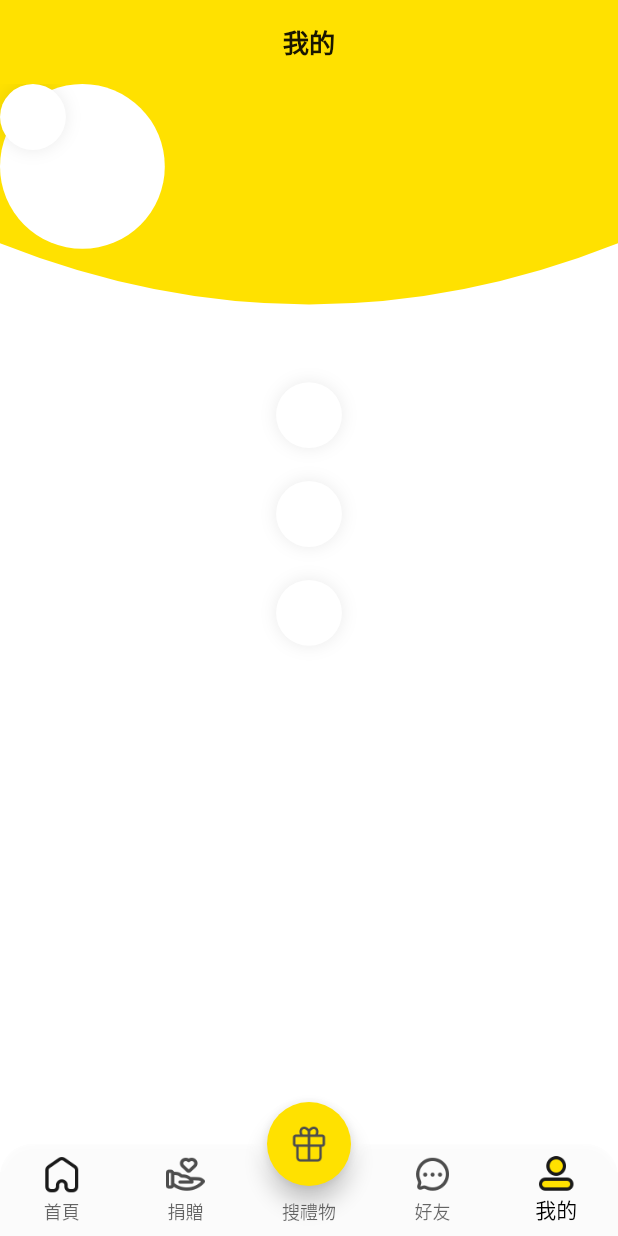
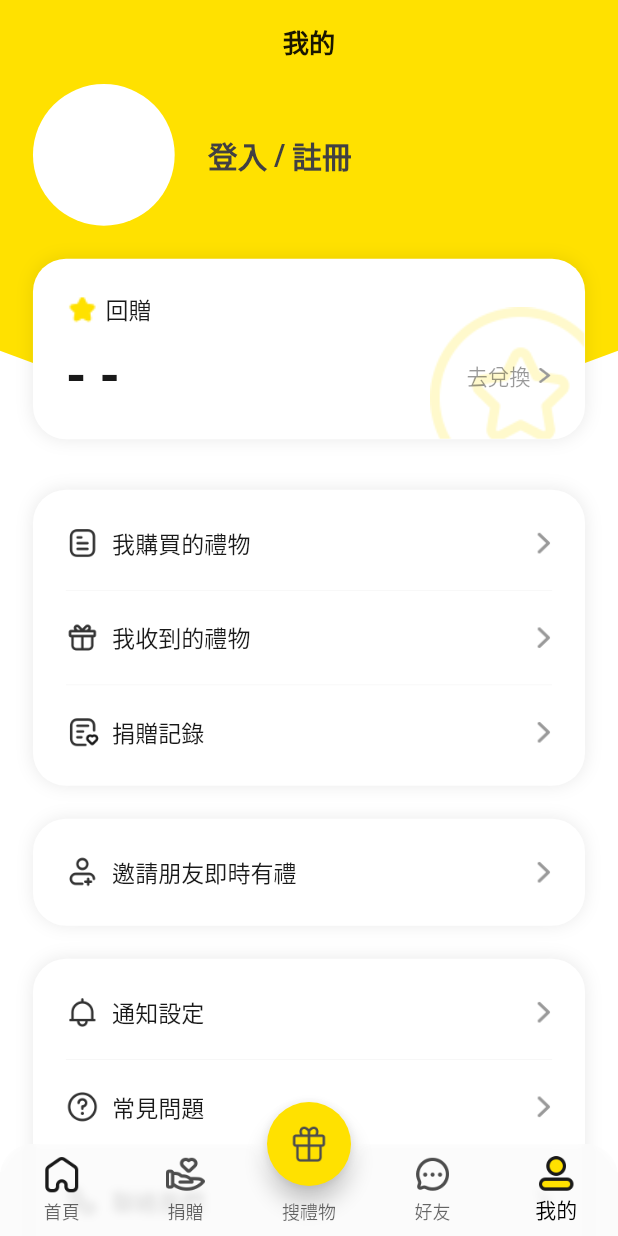
Before and after one commit to uupy/yogift, a Flutter app: the screen it shows after launch, item 5 of the bottom bar chosen, on a phone screen of 412 x 824 dp. Run offline on Flutter 3.47's test engine with Material 2 defaults, Android fonts, the phone set to English and light mode, and no system bars; drawn by our look-alikes of pull_to_refresh; our stand-ins replace cached_network_image, carousel_slider, chewie, connectivity_plus, dio, flutter_easyloading and 9 more; missing offline and left inert: ota_update, video_thumbnail; network calls fail.

Commit message:
chore：user style

```diff
--- a/lib/src/index/index_page.dart
+++ b/lib/src/index/index_page.dart
@@ -86,7 +86,7 @@ class _IndexView extends State<IndexPage> {
                 ),
           floatingActionButton: FloatingActionButton(
             onPressed: () {
-              _controller.switchTabBar(3);
+              _controller.switchTabBar(2);
             },
             backgroundColor: AppTheme.primaryColor,
             child: Center(
--- a/lib/src/user/user_controller.dart
+++ b/lib/src/user/user_controller.dart
@@ -5,13 +5,48 @@ class UserMenuItem {
   final String? label;
   final String? path;
 
-  UserMenuItem(this.icon, this.label, this.path);
+  UserMenuItem({this.icon, this.label, this.path});
 }
 
 class UserController extends GetxController {
-  final List<UserMenuItem> menus1 = [];
-  final List<UserMenuItem> menus2 = [];
-  final List<UserMenuItem> menus3 = [];
+  final List<UserMenuItem> menus1 = [
+    UserMenuItem(
+      icon: 'icon_mine_order.png',
+      label: '我購買的禮物',
+    ),
+    UserMenuItem(
+      icon: 'icon_mine_gift.png',
+      label: '我收到的禮物',
+    ),
+    UserMenuItem(
+      icon: 'icon_contribute.png',
+      label: '捐贈記錄',
+    ),
+  ];
+  final List<UserMenuItem> menus2 = [
+    UserMenuItem(
+      icon: 'icon_mine_invitation.png',
+      label: '邀請朋友即時有禮',
+    ),
+  ];
+  final List<UserMenuItem> menus3 = [
+    UserMenuItem(
+      icon: 'icon_mine_notify.png',
+      label: '通知設定',
+    ),
+    UserMenuItem(
+      icon: 'icon_mine_question.png',
+      label: '常見問題',
+    ),
+    UserMenuItem(
+      icon: 'icon_mine_contact.png',
+      label: '聯絡我們',
+    ),
+    UserMenuItem(
+      icon: 'icon_mine_terms.png',
+      label: '條款及細則',
+    ),
+  ];
 
   @override
   void onInit() {
--- a/lib/src/user/user_page.dart
+++ b/lib/src/user/user_page.dart
@@ -2,11 +2,10 @@ import 'package:yo_gift/router/tab_bar.dart';
 import 'package:flutter/material.dart';
 import 'package:flutter_screenutil/flutter_screenutil.dart';
 import 'package:get/get.dart';
-import 'package:yo_gift/widgets/app_card.dart';
-import 'package:yo_gift/widgets/app_image/app_image.dart';
 import 'package:yo_gift/widgets/header_background.dart';
 
 import 'user_controller.dart';
+import 'widgets/base_info.dart';
 import 'widgets/menu_group.dart';
 
 class UserPage extends StatelessWidget implements TabBarPage {
@@ -23,27 +22,13 @@ class UserPage extends StatelessWidget implements TabBarPage {
             children: [
               Stack(
                 children: [
-                  const HeaderBackground(),
-                  Row(
-                    children: [
-                      AppImage(
-                        width: 100.r,
-                        height: 100.r,
-                        radius: 100.r,
-                        color: Colors.white,
-                      ),
-                    ],
-                  ),
-                  AppCard(
-                    child: Column(),
-                  ),
+                  HeaderBackground(height: 210.h),
+                  const UserBaseInfo(),
                 ],
               ),
-
               UserMenuGroup(menus: c.menus1),
               UserMenuGroup(menus: c.menus2),
               UserMenuGroup(menus: c.menus3),
-
               const SizedBox(height: 90),
             ],
           ),
--- /dev/null
+++ b/lib/src/user/widgets/base_info.dart
@@ -0,0 +1,55 @@
+import 'package:flutter/material.dart';
+import 'package:flutter_screenutil/flutter_screenutil.dart';
+import 'package:yo_gift/src/user/widgets/score_card.dart';
+import 'package:yo_gift/widgets/app_image/app_image.dart';
+
+class UserBaseInfo extends StatelessWidget {
+  const UserBaseInfo({Key? key}) : super(key: key);
+
+  @override
+  Widget build(BuildContext context) {
+    return Container(
+      margin: EdgeInsets.symmetric(horizontal: 20.w),
+      child: Column(
+        children: [
+          Row(
+            children: [
+              AppImage(
+                width: 86.r,
+                height: 86.r,
+                radius: 86.r,
+                margin: EdgeInsets.only(right: 20.w),
+                color: Colors.white,
+              ),
+              buildTextButton(text: '登入'),
+              Padding(
+                padding: EdgeInsets.symmetric(horizontal: 4.w),
+                child: buildBoldText('/'),
+              ),
+              buildTextButton(text: '註冊'),
+            ],
+          ),
+          const UserScoreCard(),
+        ],
+      ),
+    );
+  }
+
+  Widget buildTextButton({String text = '', Function()? onPressed}) {
+    return TextButton(
+      onPressed: onPressed,
+      child: buildBoldText(text),
+    );
+  }
+
+  Widget buildBoldText(String text) {
+    return Text(
+      text,
+      style: TextStyle(
+        fontSize: 18.sp,
+        fontWeight: FontWeight.w600,
+        color: const Color(0xff414042),
+      ),
+    );
+  }
+}
--- a/lib/src/user/widgets/menu_group.dart
+++ b/lib/src/user/widgets/menu_group.dart
@@ -8,12 +8,17 @@ import 'package:yo_gift/widgets/app_card.dart';
 class UserMenuGroup extends StatelessWidget {
   final List<UserMenuItem> menus;
 
-  const UserMenuGroup({Key? key, required this.menus,}) : super(key: key);
+  const UserMenuGroup({
+    Key? key,
+    required this.menus,
+  }) : super(key: key);
 
   @override
   Widget build(BuildContext context) {
     return AppCard(
+      width: double.maxFinite,
       margin: EdgeInsets.symmetric(horizontal: 20.w, vertical: 10.w),
+      padding: EdgeInsets.symmetric(horizontal: 20.w, vertical: 4.w),
       child: Column(
         children: menus.asMap().keys.map((index) {
           final item = menus[index];
--- a/lib/src/user/widgets/menu_row.dart
+++ b/lib/src/user/widgets/menu_row.dart
@@ -27,19 +27,20 @@ class MenuRow extends StatelessWidget {
       _border = const Border(
         bottom: BorderSide(
           width: 0.5,
-          color: Color.fromRGBO(0, 0, 0, 0.6),
+          color: Color.fromRGBO(230, 230, 230, 0.5),
         ),
       );
     }
 
     return AppRow(
       onTap: onTap,
-      padding: EdgeInsets.symmetric(vertical: 8.w),
+      padding: EdgeInsets.symmetric(vertical: 18.w),
+      mainAxisAlignment: MainAxisAlignment.center,
       border: _border,
       prefix: [
         AssetImgIcon(
           img: icon,
-          width: 24.w,
+          width: 20.w,
           margin: EdgeInsets.only(right: 8.w),
         ),
       ],
@@ -53,7 +54,7 @@ class MenuRow extends StatelessWidget {
         if (arrow)
           AssetImgIcon(
             img: 'icon_arrow_right2.png',
-            width: 24.w,
+            width: 10.w,
           ),
       ],
     );
--- /dev/null
+++ b/lib/src/user/widgets/score_card.dart
@@ -0,0 +1,79 @@
+import 'package:flutter/material.dart';
+import 'package:flutter_screenutil/flutter_screenutil.dart';
+import 'package:yo_gift/widgets/AssetImgIcon.dart';
+import 'package:yo_gift/widgets/app_card.dart';
+import 'package:yo_gift/widgets/app_row.dart';
+
+class UserScoreCard extends StatelessWidget {
+  const UserScoreCard({Key? key}) : super(key: key);
+
+  @override
+  Widget build(BuildContext context) {
+    return AppCard(
+      width: double.maxFinite,
+      padding: EdgeInsets.zero,
+      margin: EdgeInsets.only(top: 20.w, bottom: 10.w),
+      child: Stack(
+        children: [
+          Positioned(
+            right: -16.w,
+            bottom: -30.w,
+            height: 110.w,
+            width: 110.w,
+            child: const AssetImgIcon(
+              img: 'img_star.png',
+            ),
+          ),
+          Padding(
+            padding: EdgeInsets.all(20.w),
+            child: Column(
+              children: [
+                Row(
+                  children: [
+                    AssetImgIcon(
+                      width: 20.w,
+                      margin: EdgeInsets.only(right: 4.w),
+                      img: 'icon_star_small.png',
+                    ),
+                    Text(
+                      '回贈',
+                      style: TextStyle(
+                        fontSize: 14.sp,
+                      ),
+                    ),
+                  ],
+                ),
+                AppRow(
+                  margin: EdgeInsets.only(top: 10.h),
+                  mainAxisAlignment: MainAxisAlignment.center,
+                  color: Colors.transparent,
+                  body: Text(
+                    '- -',
+                    style: TextStyle(
+                      fontSize: 32.sp,
+                      fontWeight: FontWeight.bold,
+                    ),
+                  ),
+                  suffix: [
+                    Text(
+                      '去兌換',
+                      style: TextStyle(
+                        fontSize: 13.sp,
+                        color: const Color.fromRGBO(0, 0, 0, 0.4),
+                      ),
+                    ),
+                    AssetImgIcon(
+                      width: 9.w,
+                      margin: EdgeInsets.only(left: 4.w),
+                      img: 'icon_arrow_right.png',
+                    ),
+                  ],
+                ),
+              ],
+            ),
+          ),
+        ],
+      ),
+    );
+  }
+}
--- a/lib/widgets/app_card.dart
+++ b/lib/widgets/app_card.dart
@@ -8,6 +8,7 @@ class AppCard extends StatelessWidget {
   final double? radius;
   final EdgeInsetsGeometry? margin;
   final EdgeInsetsGeometry? padding;
+
   const AppCard({
     Key? key,
     this.child,
```
